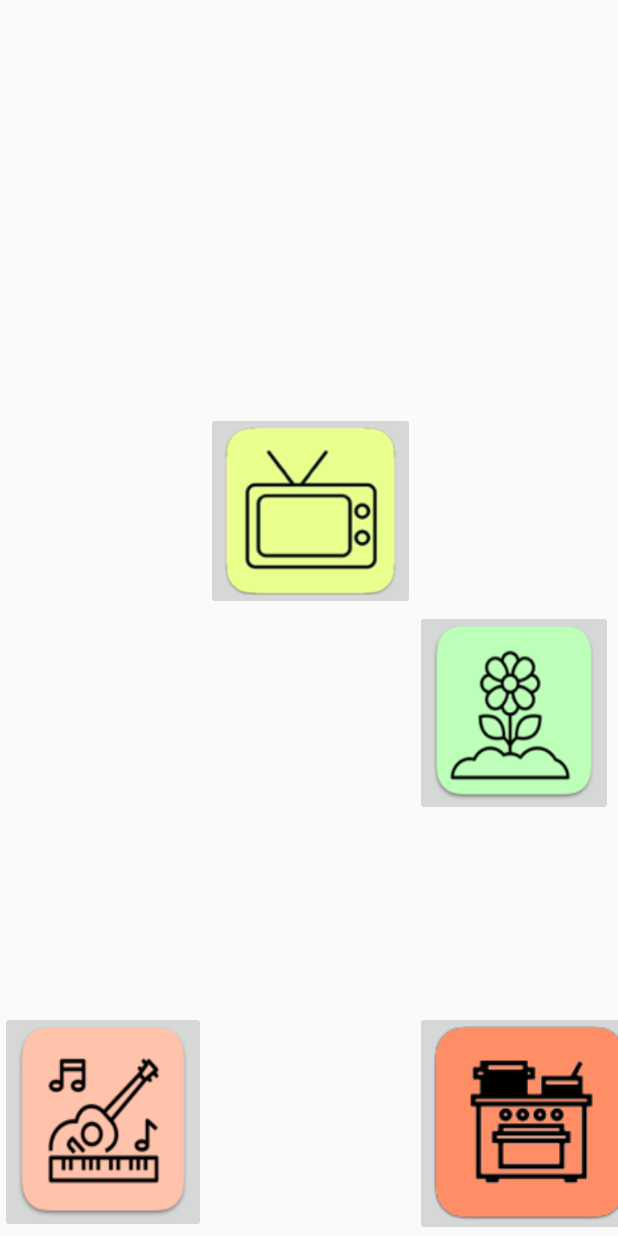
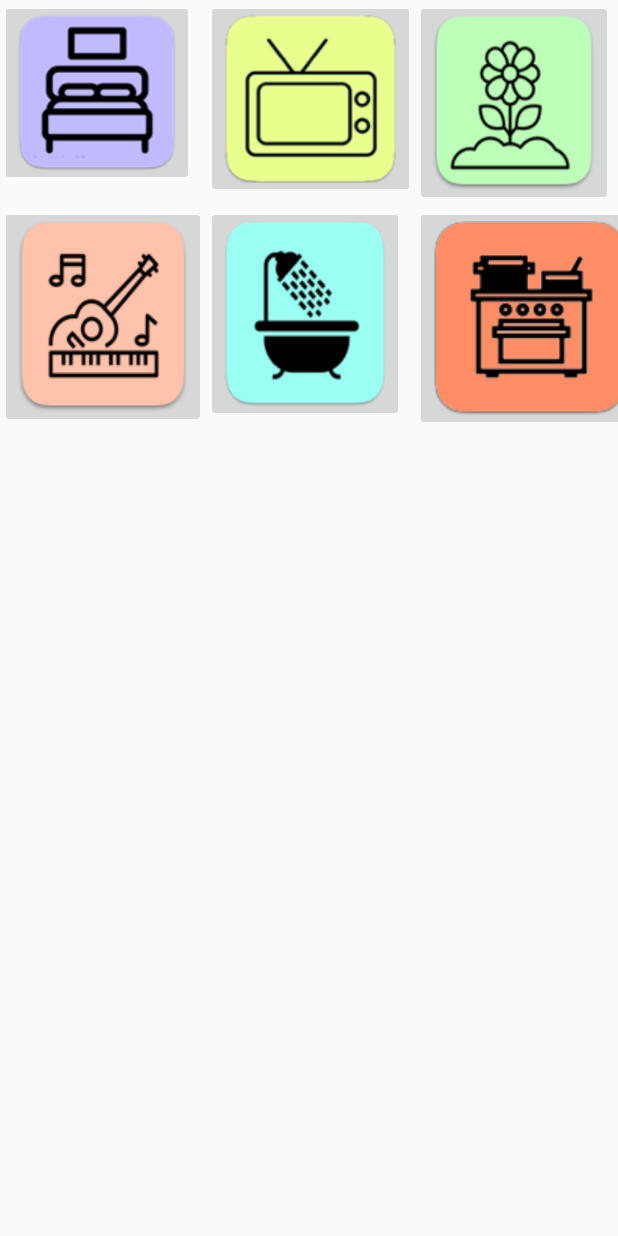
Before and after one commit to AmauryGdo/MindMap2, an Android app: the MenuSelection screen opened directly, with no data from a screen before it, on a phone screen of 412 x 824 dp. Run offline under Robolectric (Android 15) with nearby library versions, the phone set to English and light mode, and no system bars.

Commit message:
Layout chambre horizontal et activté chambre Tout fonctionne passage horizontal et vertical Bouton menu principal marche plus apres passage horizontal/vertical

```diff
--- a/app/src/main/res/layout/menu_selection_vertical.xml
+++ b/app/src/main/res/layout/menu_selection_vertical.xml
@@ -10,21 +10,12 @@
     app:rowCount="8">
 
     <ImageButton
-        android:id="@+id/chambre"
-        android:layout_width="129dp"
-        android:layout_height="124dp"
-        android:scaleType="fitXY"
-        app:layout_column="6"
-        app:layout_row="0"
-        app:srcCompat="@drawable/chambre" />
-
-    <ImageButton
         android:id="@+id/cuisine"
         android:layout_width="wrap_content"
         android:layout_height="wrap_content"
         android:scaleType="fitXY"
         app:layout_column="5"
-        app:layout_row="7"
+        app:layout_row="6"
         app:srcCompat="@drawable/logocuisine" />
 
     <ImageButton
@@ -33,17 +24,8 @@
         android:layout_height="132dp"
         android:scaleType="fitXY"
         app:layout_column="4"
-        app:layout_row="4"
+        app:layout_row="5"
         app:srcCompat="@drawable/logosalon" />
-
-    <ImageButton
-        android:id="@+id/salledebain"
-        android:layout_width="132dp"
-        android:layout_height="130dp"
-        android:scaleType="fitXY"
-        app:layout_column="6"
-        app:layout_row="6"
-        app:srcCompat="@drawable/salledebain" />
 
     <ImageButton
         android:id="@+id/jeu"
@@ -51,7 +33,7 @@
         android:layout_height="wrap_content"
         android:scaleType="fitXY"
         app:layout_column="2"
-        app:layout_row="7"
+        app:layout_row="6"
         app:srcCompat="@drawable/jeu" />
 
     <ImageButton
@@ -62,4 +44,22 @@
         app:layout_column="5"
         app:layout_row="5"
         app:srcCompat="@drawable/logojardin" />
+
+    <ImageButton
+        android:id="@+id/chambre"
+        android:layout_width="129dp"
+        android:layout_height="124dp"
+        android:scaleType="fitXY"
+        app:layout_column="2"
+        app:layout_row="5"
+        app:srcCompat="@drawable/chambre" />
+
+    <ImageButton
+        android:id="@+id/salledebain"
+        android:layout_width="132dp"
+        android:layout_height="wrap_content"
+        android:scaleType="fitXY"
+        app:layout_column="4"
+        app:layout_row="6"
+        app:srcCompat="@drawable/salledebain" />
 </android.support.v7.widget.GridLayout>
```
Also changed, not shown: app/src/main/java/com/example/anais/test/Chambre.java (+51 -0 lines), app/src/main/java/com/example/anais/test/MenuPrincipal.java (+1 -1 lines).
